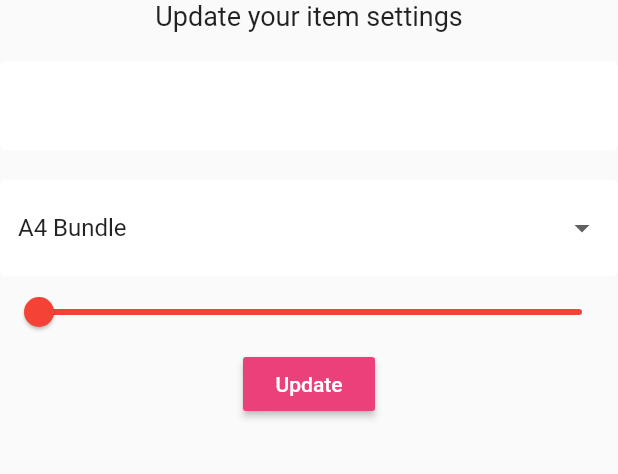
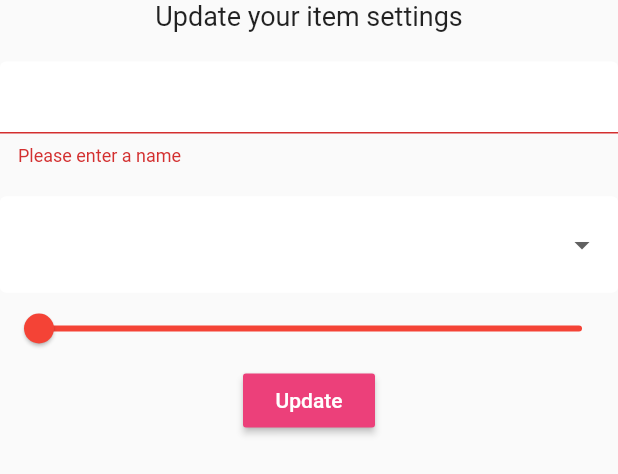
Before and after one commit to DTharaka/Items_marking_app, a Flutter app: the SettingForm widget shown alone on an empty page, opened directly, after a tap on "Update", on a phone screen of 412 x 824 dp. Shown: the top 474 px of the screen. Run offline on Flutter 3.47's test engine with Material 2 defaults, Android fonts, the phone set to English and light mode, and no system bars; our stand-ins replace cloud_firestore, firebase_auth, flutter_spinkit; accounts and stored records are empty.

Commit message:
add some changes

```diff
--- a/lib/screens/home/item_list.dart
+++ b/lib/screens/home/item_list.dart
@@ -16,7 +16,7 @@ class _ItemListState extends State<ItemList> {
   @override
   Widget build(BuildContext context) {
 
-    final items = Provider.of<List<Item>>(context);
+    final items = Provider.of<List<Item>>(context) ?? [];
 
     return ListView.builder(
        itemCount: items.length,
--- a/lib/screens/home/item_tile.dart
+++ b/lib/screens/home/item_tile.dart
@@ -15,7 +15,7 @@ class ItemTile extends StatelessWidget {
         child: ListTile(
           leading: CircleAvatar(
             radius: 25.0,
-            backgroundColor: Colors.black,
+            backgroundImage: AssetImage('assets/avatar.jpg'),
           ),
           title: Text(item.name),
           subtitle: Text('${item.name} wants ${item.quantity} pieces of ${item.item}'),
--- a/lib/screens/home/settings_form.dart
+++ b/lib/screens/home/settings_form.dart
@@ -1,5 +1,9 @@
+import 'package:coffee_order_app/models/user.dart';
+import 'package:coffee_order_app/services/database.dart';
+import 'package:coffee_order_app/shared/loading.dart';
 import 'package:flutter/material.dart';
 import 'package:coffee_order_app/shared/constant.dart';
+import 'package:provider/provider.dart';
 
 class SettingForm extends StatefulWidget {
   SettingForm({Key key}) : super(key: key);
@@ -20,6 +24,15 @@ class _SettingFormState extends State<SettingForm> {
 
   @override
   Widget build(BuildContext context) {
+
+    final user = Provider.of<User>(context);
+
+    return StreamBuilder<UserData>(
+      stream: DatabaseService(uid: user.uid).userData,
+      builder: (context, snapshot) {
+        if (snapshot.hasData) {
+
+          UserData userData = snapshot.data;
           return Form(
               key: _formKey,
               child: Column(
@@ -30,6 +43,7 @@ class _SettingFormState extends State<SettingForm> {
                     ),
                     SizedBox(height: 20.0),
                     TextFormField(
+                        initialValue: userData.name,
                         decoration: textInputDecoration,
                         validator: (val) => val.isEmpty ? 'Please enter a name' : null,
                         onChanged: (val){
@@ -42,7 +56,7 @@ class _SettingFormState extends State<SettingForm> {
                     // Dropdown
                     DropdownButtonFormField(
                       decoration: textInputDecoration,
-              value: _currentItem ?? 'A4 Bundle',
+                      value: _currentItem,
                       items: item.map((e){
                         return DropdownMenuItem(
                           value: e,
@@ -57,7 +71,7 @@ class _SettingFormState extends State<SettingForm> {
                     ),
                     // Slider
                     Slider(
-              value: (_currentQuantity ?? 1).toDouble(),
+                      value: (_currentQuantity ?? userData.quantity).toDouble(),
                       activeColor: Colors.red,
                       inactiveColor: Colors.red,
                       min: 1,
@@ -72,9 +86,14 @@ class _SettingFormState extends State<SettingForm> {
                     //Button
                     RaisedButton(
                       onPressed: () async{
-                print(_currentName);
-                print(_currentItem);
-                print(_currentQuantity);
+                        if(_formKey.currentState.validate()){
+                          await DatabaseService(uid: user.uid).updateUserData(
+                            _currentName ?? userData.name,
+                            _currentItem ?? userData.item,
+                            _currentQuantity ?? userData.quantity
+                          );
+                          Navigator.pop(context);
+                        }
                       },
                       color: Colors.pink[400],
                       child: Text(
@@ -85,5 +104,10 @@ class _SettingFormState extends State<SettingForm> {
                 ]
               ),
             );
+        } else {
+           return Loading();
         }
        }
+    );
+  }
+}
--- a/pubspec.yaml
+++ b/pubspec.yaml
@@ -49,8 +49,8 @@ flutter:
   uses-material-design: true
 
   # To add assets to your application, add an assets section, like this:
-  # assets:
-  #   - images/a_dot_burr.jpeg
+  assets:
+    - assets/
   #   - images/a_dot_ham.jpeg
 
   # An image asset can refer to one or more resolution-specific "variants", see
```
Also changed, not shown: lib/screens/home/home.dart (+9 -1 lines), assets/avatar.jpg (added), assets/stationary.jpg (added). Lines whose indentation alone changed are shown as unchanged.
